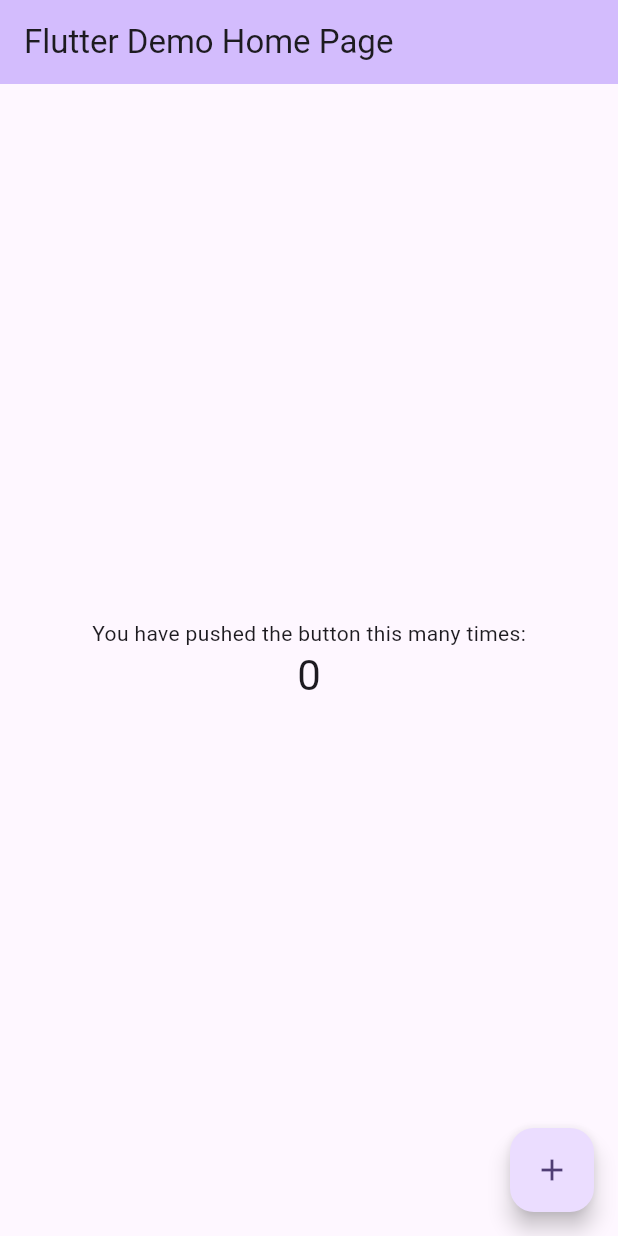
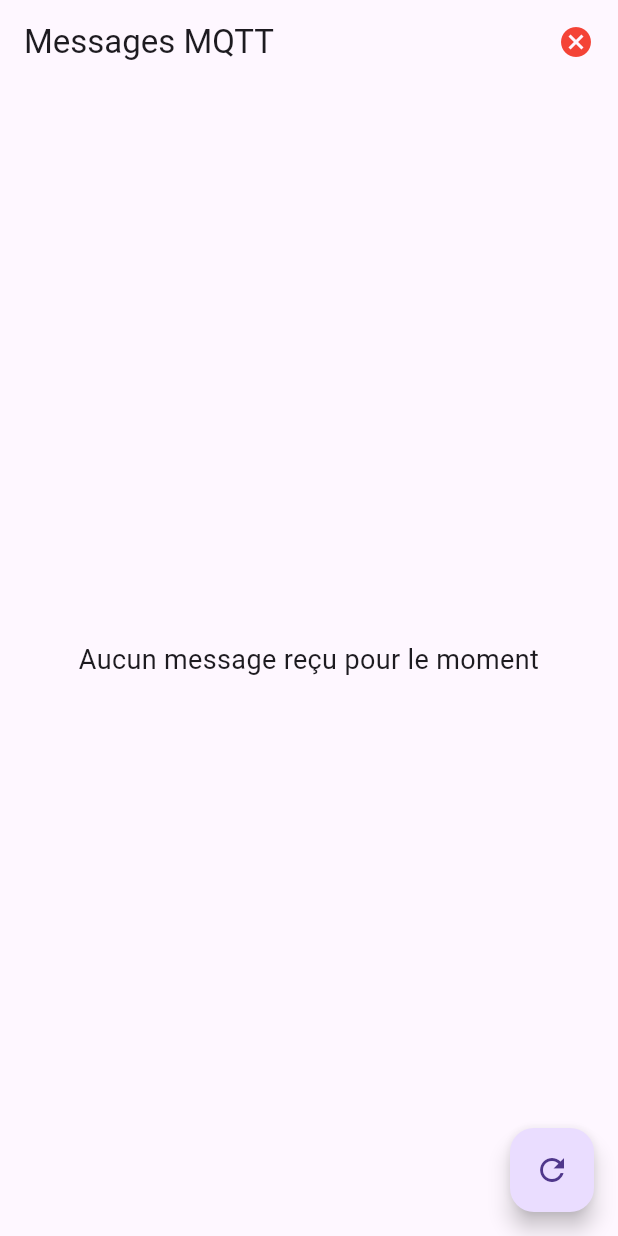
Before and after one commit to nolan450/flutter_app_house, a Flutter app: the screen it shows after launch, on a phone screen of 412 x 824 dp. Run offline on Flutter 3.47's test engine with Material 3 defaults, Android fonts, the phone set to English and light mode, and no system bars; missing offline and left inert: mqtt_client.

Commit message:
maj ajout mqtt

```diff
--- a/lib/main.dart
+++ b/lib/main.dart
@@ -1,70 +1,15 @@
 import 'package:flutter/material.dart';
+import 'package:flutter_app_house/src/pages/mqtt_message_screen.dart';
 
-void main() {
-  runApp(const MyApp());
-}
+void main() => runApp(MyApp());
 
 class MyApp extends StatelessWidget {
-  const MyApp({super.key});
+  const MyApp({Key? key}) : super(key: key);
 
-  // This widget is the root of your application.
   @override
   Widget build(BuildContext context) {
-    return MaterialApp(
-      title: 'Flutter Demo',
-      theme: ThemeData(
-        colorScheme: ColorScheme.fromSeed(seedColor: Colors.deepPurple),
-        useMaterial3: true,
-      ),
-      home: const MyHomePage(title: 'Flutter Demo Home Page'),
+    return const MaterialApp(
+      home: MqttMessageScreen()
     );
   }
 }
-
-class MyHomePage extends StatefulWidget {
-  const MyHomePage({super.key, required this.title});
-
-  final String title;
-
-  @override
-  State<MyHomePage> createState() => _MyHomePageState();
-}
-
-class _MyHomePageState extends State<MyHomePage> {
-  int _counter = 0;
-
-  void _incrementCounter() {
-    setState(() {
-      _counter++;
-    });
-  }
-
-  @override
-  Widget build(BuildContext context) {
-    return Scaffold(
-      appBar: AppBar(
-        backgroundColor: Theme.of(context).colorScheme.inversePrimary,
-        title: Text(widget.title),
-      ),
-      body: Center(
-        child: Column(
-          mainAxisAlignment: MainAxisAlignment.center,
-          children: <Widget>[
-            const Text(
-              'You have pushed the button this many times:',
-            ),
-            Text(
-              '$_counter',
-              style: Theme.of(context).textTheme.headlineMedium,
-            ),
-          ],
-        ),
-      ),
-      floatingActionButton: FloatingActionButton(
-        onPressed: _incrementCounter,
-        tooltip: 'Increment',
-        child: const Icon(Icons.add),
-      ), // This trailing comma makes auto-formatting nicer for build methods.
-    );
-  }
-}
--- /dev/null
+++ b/lib/src/pages/mqtt_message_screen.dart
@@ -0,0 +1,100 @@
+import 'package:flutter/material.dart';
+import 'package:flutter_app_house/my_mqtt.dart';
+import 'package:mqtt_client/mqtt_client.dart';
+
+class MqttMessageScreen extends StatefulWidget {
+  const MqttMessageScreen({Key? key}) : super(key: key);
+
+  @override
+  _MqttMessageScreenState createState() => _MqttMessageScreenState();
+}
+
+class _MqttMessageScreenState extends State<MqttMessageScreen> {
+  final MyMqtt myMqtt = MyMqtt();
+  String message = "Aucun message reçu pour le moment";
+  bool isConnected = false;
+   List<String> messages = [];
+
+  @override
+  void initState() {
+    super.initState();
+    // Initialiser MQTT et écouter les messages
+    myMqtt.test();
+
+    // Écouter les mises à jour des messages
+    myMqtt.client.updates!.listen((List<MqttReceivedMessage<MqttMessage?>>? c) {
+      final recMess = c![0].payload as MqttPublishMessage;
+      final pt = MqttPublishPayload.bytesToStringAsString(recMess.payload.message);
+
+      // Mettre à jour l'UI avec le message reçu
+      setState(() {
+        messages.add("Topic: ${c[0].topic}\nMessage: $pt");
+      });
+    });
+
+    // Écouter l'état de la connexion
+    myMqtt.client.onConnected = () {
+      setState(() {
+        isConnected = true;
+      });
+    };
+    myMqtt.client.onDisconnected = () {
+      setState(() {
+        isConnected = false;
+      });
+    };
+  }
+
+  @override
+  Widget build(BuildContext context) {
+    return Scaffold(
+      appBar: AppBar(
+        title: const Text("Messages MQTT"),
+        actions: [
+          Icon(
+            isConnected ? Icons.check_circle : Icons.cancel,
+            color: isConnected ? Colors.green : Colors.red,
+          ),
+          const SizedBox(width: 16),
+        ],
+      ),
+      body: Padding(
+        padding: const EdgeInsets.all(16.0),
+        child: messages.isEmpty
+            ? const Center(
+                child: Text(
+                  "Aucun message reçu pour le moment",
+                  textAlign: TextAlign.center,
+                  style: TextStyle(fontSize: 18),
+                ),
+              )
+            : ListView.builder(
+                itemCount: messages.length,
+                itemBuilder: (context, index) {
+                  return Card(
+                    elevation: 3,
+                    margin: const EdgeInsets.symmetric(vertical: 8),
+                    child: Padding(
+                      padding: const EdgeInsets.all(12.0),
+                      child: Text(
+                        messages[index],
+                        style: const TextStyle(fontSize: 16),
+                      ),
+                    ),
+                  );
+                },
+              ),
+      ),
+      floatingActionButton: FloatingActionButton(
+        onPressed: () {
+          // Action pour rafraîchir ou réinitialiser les messages
+          setState(() {
+            messages.clear();
+          });
+        },
+        child: const Icon(Icons.refresh),
+        tooltip: "Effacer les messages",
+      ),
+    );
+  }
+}
--- a/pubspec.yaml
+++ b/pubspec.yaml
@@ -35,6 +35,7 @@ dependencies:
   # The following adds the Cupertino Icons font to your application.
   # Use with the CupertinoIcons class for iOS style icons.
   cupertino_icons: ^1.0.8
+  mqtt_client: ^10.5.1
 
 dev_dependencies:
   flutter_test:
```
Also changed, not shown: lib/my_mqtt.dart (added, +228 -0 lines), pubspec.lock, 1 other file.
